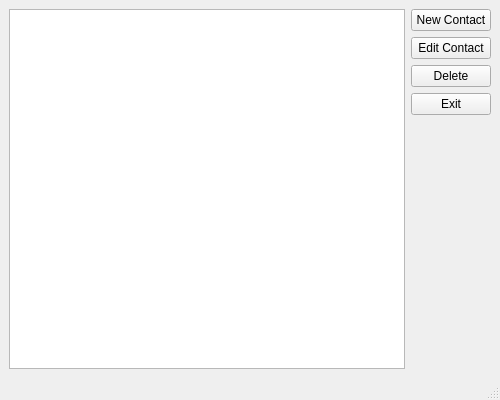
Before: the Qt Designer form contacts.ui in delivite/phonebook, drawn with Qt 5.
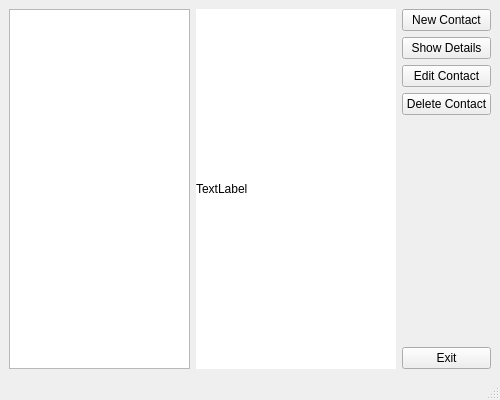
After: the same form once the commit is applied.

Patch:
```diff
--- a/contacts.ui
+++ b/contacts.ui
@@ -21,7 +21,7 @@
   </property>
   <widget class="QWidget" name="centralwidget">
    <layout class="QGridLayout" name="gridLayout">
-    <item row="0" column="1">
+    <item row="0" column="3">
      <layout class="QVBoxLayout" name="verticalLayout">
       <item>
        <widget class="QPushButton" name="new_contact">
@@ -30,6 +30,13 @@
         </property>
        </widget>
       </item>
+      <item>
+       <widget class="QPushButton" name="show_contact">
+        <property name="text">
+         <string>Show Details</string>
+        </property>
+       </widget>
+      </item>
       <item>
        <widget class="QPushButton" name="edit_contact">
         <property name="text">
@@ -40,14 +47,7 @@
       <item>
        <widget class="QPushButton" name="delete_contact">
         <property name="text">
-         <string>Delete</string>
-        </property>
-       </widget>
-      </item>
-      <item>
-       <widget class="QPushButton" name="exit_app">
-        <property name="text">
-         <string>Exit</string>
+         <string>Delete Contact</string>
         </property>
        </widget>
       </item>
@@ -58,16 +58,46 @@
         </property>
         <property name="sizeHint" stdset="0">
          <size>
-          <width>20</width>
+          <width>30</width>
           <height>40</height>
          </size>
         </property>
        </spacer>
       </item>
+      <item>
+       <widget class="QPushButton" name="exit_app">
+        <property name="text">
+         <string>Exit</string>
+        </property>
+       </widget>
+      </item>
      </layout>
     </item>
-    <item row="0" column="0">
-     <widget class="QListWidget" name="listWidget"/>
+    <item row="0" column="1">
+     <widget class="QListWidget" name="listWidget">
+      <property name="styleSheet">
+       <string notr="true">font: 14pt &quot;MS Shell Dlg 2&quot;;</string>
+      </property>
+      <property name="sortingEnabled">
+       <bool>true</bool>
+      </property>
+     </widget>
+    </item>
+    <item row="0" column="2">
+     <widget class="QLabel" name="label">
+      <property name="minimumSize">
+       <size>
+        <width>200</width>
+        <height>0</height>
+       </size>
+      </property>
+      <property name="styleSheet">
+       <string notr="true">background-color: rgb(255, 255, 255);</string>
+      </property>
+      <property name="text">
+       <string>TextLabel</string>
+      </property>
+     </widget>
     </item>
    </layout>
   </widget>
```
